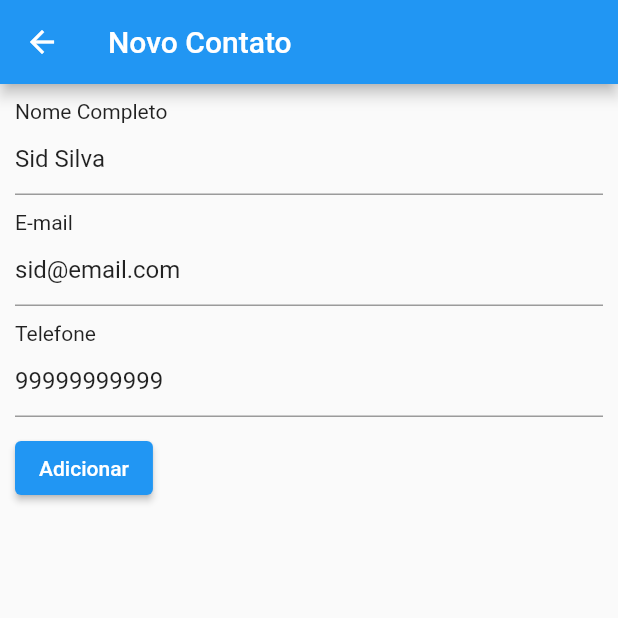
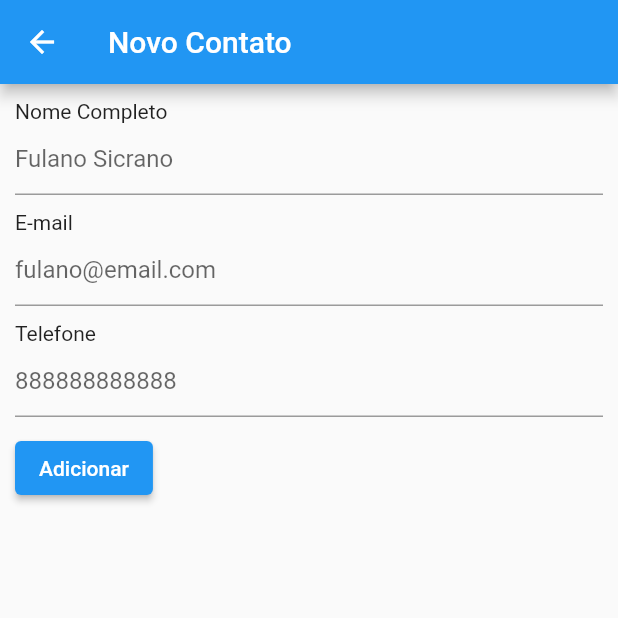
Before and after one commit to rkpontes/clean_arch_class, a Flutter app: the AddPage screen opened by its route, on a phone screen of 412 x 824 dp, the top half of it. Run offline on Flutter 3.47's test engine with Material 2 defaults, Android fonts, the light colour scheme and no system bars; our stand-ins replace dio, flutter_modular; network calls fail.

Commit message:
remove mock from form

```diff
--- a/lib/app/modules/home/presentation/add/add_page.dart
+++ b/lib/app/modules/home/presentation/add/add_page.dart
@@ -14,12 +14,9 @@ class _AddPageState extends State<AddPage> {
   final controller = Modular.get<AddController>();
   final formKey = GlobalKey<FormState>();
 
-  final TextEditingController _nameTextController =
-      TextEditingController(text: 'Sid Silva');
-  final TextEditingController _emailTextController =
-      TextEditingController(text: 'sid@email.com');
-  final TextEditingController _phoneTextController =
-      TextEditingController(text: '99999999999');
+  final TextEditingController _nameTextController = TextEditingController();
+  final TextEditingController _emailTextController = TextEditingController();
+  final TextEditingController _phoneTextController = TextEditingController();
 
   @override
   Widget build(BuildContext context) {
```
